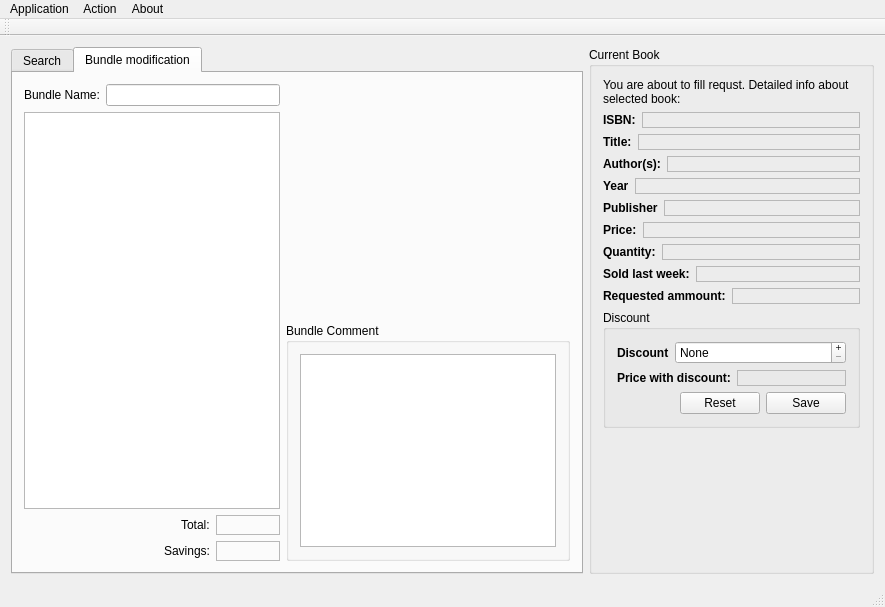
Above: mainwindow.ui from MPogoda/bookstore_clerk before the change. Below: the same form after it.
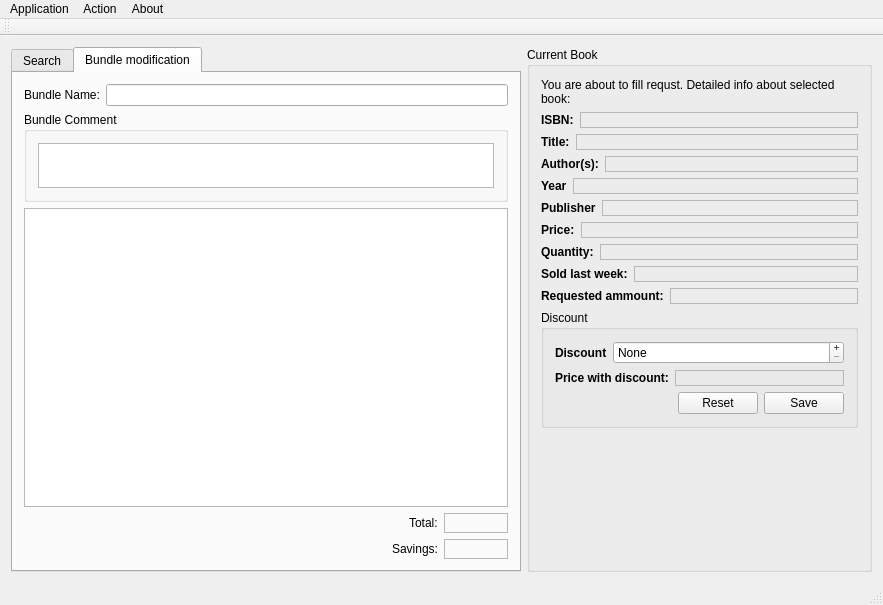
That is the form after the change. The open tabs and pages were chosen to show the change.

Patch:
```diff
--- a/mainwindow.ui
+++ b/mainwindow.ui
@@ -6,8 +6,8 @@
    <rect>
     <x>0</x>
     <y>0</y>
-    <width>885</width>
-    <height>607</height>
+    <width>883</width>
+    <height>605</height>
    </rect>
   </property>
   <property name="windowTitle">
@@ -386,6 +386,37 @@
             </item>
            </layout>
           </item>
+          <item>
+           <widget class="QGroupBox" name="groupBox">
+            <property name="sizePolicy">
+             <sizepolicy hsizetype="Preferred" vsizetype="Maximum">
+              <horstretch>0</horstretch>
+              <verstretch>0</verstretch>
+             </sizepolicy>
+            </property>
+            <property name="maximumSize">
+             <size>
+              <width>16777215</width>
+              <height>90</height>
+             </size>
+            </property>
+            <property name="title">
+             <string>Bundle Comment</string>
+            </property>
+            <layout class="QHBoxLayout" name="horizontalLayout_5">
+             <item>
+              <widget class="QPlainTextEdit" name="bundleCommentEdit">
+               <property name="sizePolicy">
+                <sizepolicy hsizetype="Preferred" vsizetype="Maximum">
+                 <horstretch>0</horstretch>
+                 <verstretch>0</verstretch>
+                </sizepolicy>
+               </property>
+              </widget>
+             </item>
+            </layout>
+           </widget>
+          </item>
           <item>
            <widget class="QListView" name="bundleBooksView"/>
           </item>
@@ -489,35 +520,6 @@
           </item>
          </layout>
         </item>
-        <item>
-         <layout class="QVBoxLayout" name="verticalLayout_12">
-          <item>
-           <spacer name="verticalSpacer">
-            <property name="orientation">
-             <enum>Qt::Vertical</enum>
-            </property>
-            <property name="sizeHint" stdset="0">
-             <size>
-              <width>20</width>
-              <height>40</height>
-             </size>
-            </property>
-           </spacer>
-          </item>
-          <item>
-           <widget class="QGroupBox" name="groupBox">
-            <property name="title">
-             <string>Bundle Comment</string>
-            </property>
-            <layout class="QHBoxLayout" name="horizontalLayout_5">
-             <item>
-              <widget class="QPlainTextEdit" name="bundleCommentEdit"/>
-             </item>
-            </layout>
-           </widget>
-          </item>
-         </layout>
-        </item>
        </layout>
       </widget>
      </widget>
@@ -1009,7 +1011,7 @@
     <rect>
      <x>0</x>
      <y>0</y>
-     <width>885</width>
+     <width>883</width>
      <height>25</height>
     </rect>
    </property>
```
Left out of the diff: 2 changed lines with no effect on the pictures.
